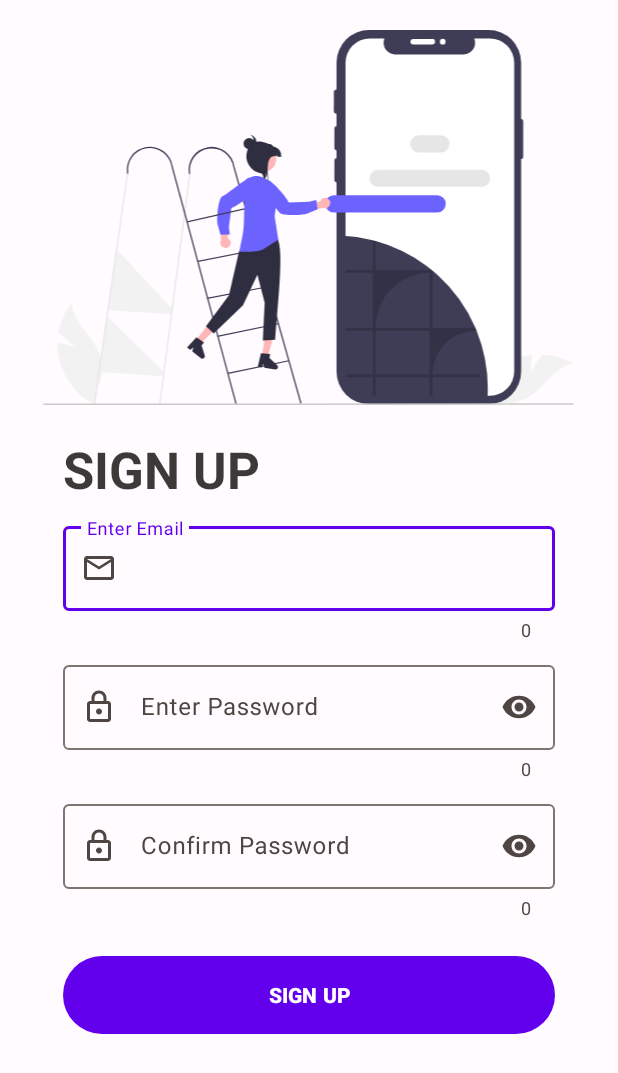
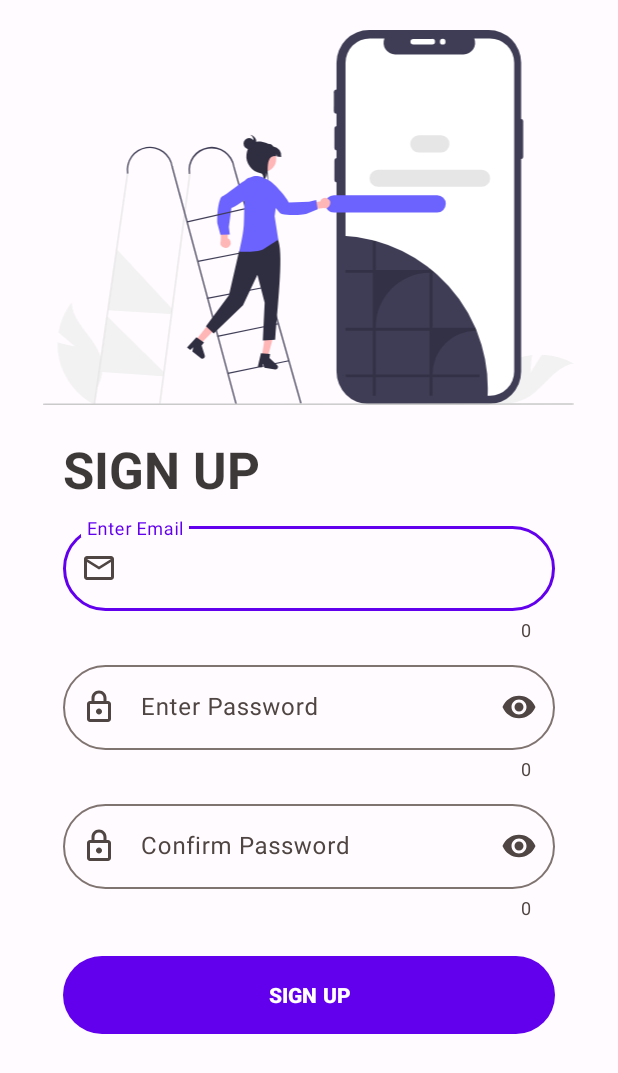
Before and after one commit to slowburn-404/StudentAssistant, an Android app: the SignUpActivity screen opened directly, with no data from a screen before it, on a phone screen of 412 x 824 dp. Shown: the top 1073 px of the screen. Run offline under Robolectric (Android 15) with nearby library versions, the phone set to English and light mode, and no system bars; our stand-ins replace Firebase (no records; nobody signed in at launch, a user with empty details on screens opened directly).

Commit message:
implemented firebase login and sign up functionality

```diff
--- a/app/src/main/java/com/boris/studentassistant/HomeFragment.kt
+++ b/app/src/main/java/com/boris/studentassistant/HomeFragment.kt
@@ -16,6 +16,7 @@ class HomeFragment : Fragment() {
         inflater: LayoutInflater, container: ViewGroup?,
         savedInstanceState: Bundle?
     ): View {
+
         // Inflate the layout for this fragment
         _binding = FragmentHomeBinding.inflate(inflater, container, false)
 
--- a/app/src/main/java/com/boris/studentassistant/onboarding/ViewPagerFragment.kt
+++ b/app/src/main/java/com/boris/studentassistant/onboarding/ViewPagerFragment.kt
@@ -5,6 +5,7 @@ import androidx.fragment.app.Fragment
 import android.view.LayoutInflater
 import android.view.View
 import android.view.ViewGroup
+import androidx.viewpager2.widget.ViewPager2
 import com.boris.studentassistant.onboarding.screens.FirstScreen
 import com.boris.studentassistant.onboarding.screens.SecondScreen
 import com.boris.studentassistant.onboarding.screens.ThirdScreen
--- a/app/src/main/res/layout/activity_sign_up.xml
+++ b/app/src/main/res/layout/activity_sign_up.xml
@@ -46,6 +46,10 @@
         android:layout_marginEnd="42dp"
         android:layout_marginRight="42dp"
         android:hint="@string/email_hint"
+        app:boxCornerRadiusBottomEnd="50dp"
+        app:boxCornerRadiusBottomStart="50dp"
+        app:boxCornerRadiusTopEnd="50dp"
+        app:boxCornerRadiusTopStart="50dp"
         app:counterEnabled="true"
         app:endIconMode="clear_text"
         app:startIconDrawable="@drawable/ic_email">
@@ -69,6 +73,10 @@
         android:layout_marginEnd="42dp"
         android:layout_marginRight="42dp"
         android:hint="@string/password_hint"
+        app:boxCornerRadiusBottomEnd="50dp"
+        app:boxCornerRadiusBottomStart="50dp"
+        app:boxCornerRadiusTopEnd="50dp"
+        app:boxCornerRadiusTopStart="50dp"
         app:counterEnabled="true"
         app:endIconMode="password_toggle"
         app:startIconDrawable="@drawable/ic_lock">
@@ -93,6 +101,10 @@
         android:layout_marginEnd="42dp"
         android:layout_marginRight="42dp"
         android:hint="@string/confirm_password"
+        app:boxCornerRadiusBottomEnd="50dp"
+        app:boxCornerRadiusBottomStart="50dp"
+        app:boxCornerRadiusTopEnd="50dp"
+        app:boxCornerRadiusTopStart="50dp"
         app:counterEnabled="true"
         app:endIconMode="password_toggle"
         app:startIconDrawable="@drawable/ic_lock">
--- a/app/src/main/res/layout/fragment_first_screen.xml
+++ b/app/src/main/res/layout/fragment_first_screen.xml
@@ -55,5 +55,9 @@
         android:text="@string/fragmentfirstscreennext"
         android:textColor="@color/md_theme_light_primary"
         android:textSize="18sp" />
+    <!--<include
+        android:id="@+id/viewPager2"
+        layout="@layout/fragment_view_pager"
+        />-->
 
 </RelativeLayout>
--- a/app/src/main/res/layout/fragment_second_screen.xml
+++ b/app/src/main/res/layout/fragment_second_screen.xml
@@ -57,4 +57,8 @@
         android:textColor="@color/md_theme_light_primary"
         android:textSize="18sp" />
 
+    <!--<include
+        android:id="@+id/viewPager2"
+        layout="@layout/fragment_view_pager" />-->
+
 </RelativeLayout>
--- a/app/src/main/res/layout/fragment_view_pager.xml
+++ b/app/src/main/res/layout/fragment_view_pager.xml
@@ -6,9 +6,9 @@
     android:layout_height="match_parent"
     tools:context=".onboarding.ViewPagerFragment">
 
-
     <androidx.viewpager2.widget.ViewPager2
         android:id="@+id/viewPager"
         android:layout_width="match_parent"
         android:layout_height="match_parent" />
+
 </RelativeLayout>
--- a/app/src/main/res/navigation/sa_nav.xml
+++ b/app/src/main/res/navigation/sa_nav.xml
@@ -16,7 +16,9 @@
             app:popUpToInclusive="true" />
         <action
             android:id="@+id/action_splashFragment_to_homeFragment"
-            app:destination="@id/homeFragment" />
+            app:destination="@id/homeFragment"
+            app:popUpTo="@id/splashFragment"
+            app:popUpToInclusive="true" />
     </fragment>
     <fragment
         android:id="@+id/viewPagerFragment"
--- a/app/src/main/res/values/ic_launcher_background.xml
+++ b/app/src/main/res/values/ic_launcher_background.xml
@@ -1,4 +1,4 @@
 <?xml version="1.0" encoding="utf-8"?>
 <resources>
-    <color name="ic_launcher_background">#11998E</color>
+    <color name="ic_launcher_background">#6200EE</color>
 </resources>
--- a/build.gradle
+++ b/build.gradle
@@ -8,6 +8,7 @@ buildscript {
     dependencies {
         classpath 'com.android.tools.build:gradle:7.2.1'
         classpath 'org.jetbrains.kotlin:kotlin-gradle-plugin:1.7.0'
+        classpath 'com.google.gms:google-services:4.3.13'
 
         // NOTE: Do not place your application dependencies here; they belong
         // in the individual module build.gradle files
```
Also changed, not shown: app/build.gradle (+14 -3 lines), app/src/main/java/com/boris/studentassistant/LogInActivity.kt (+30 -0 lines), app/src/main/java/com/boris/studentassistant/SignUpActivity.kt (+34 -1 lines), app/src/main/java/com/boris/studentassistant/onboarding/screens/FirstScreen.kt (+15 -9 lines), app/src/main/java/com/boris/studentassistant/onboarding/screens/SecondScreen.kt (+9 -11 lines), app/src/main/res/layout/activity_log_in.xml (+15 -6 lines), app/src/main/res/values/strings.xml (+8 -0 lines), 1 other file.
